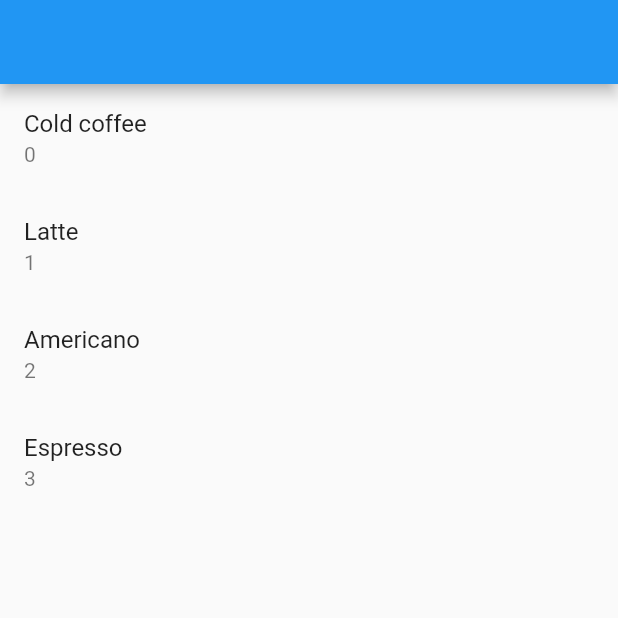
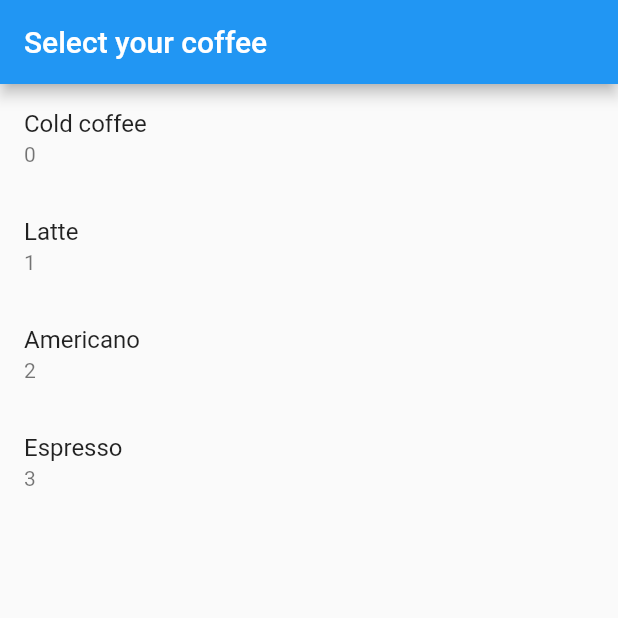
Before and after one commit to SharpDevSa/demo-flutter-app1, a Flutter app: the screen it shows after launch, on a phone screen of 412 x 824 dp, the top half of it. Run offline on Flutter 3.47's test engine with Material 2 defaults, Android fonts, the phone set to English and light mode, and no system bars.

Commit message:
read/write
test provider

```diff
--- a/lib/app/coffe_list/coffe_list_page.dart
+++ b/lib/app/coffe_list/coffe_list_page.dart
@@ -20,17 +20,25 @@ class CoffeeListPage extends StatelessWidget {
     var router = Provider.of<CoffeeRouterNotifier>(context);
     // TODO: implement build
     return Scaffold(
-      appBar: AppBar(),
-      body: ListView(
+      appBar: AppBar(
+        title: Text(
+          context.watch<CoffeeRouterNotifier>().coffeeRoute.id ?? 'Select your coffee',
+        ),
+      ),
+      body:
+          ListView(
             children: [
               for (var coffee in coffeeList)
                 ListTile(
                     title: Text(coffee.name),
                     subtitle: Text(coffee.id),
-              onTap: () => router.coffeeRoute = CoffeeRoutes.details(coffee.id)
+                    onTap: () => {
+                      context.read<CoffeeRouterNotifier>().coffeeRoute = CoffeeRoutes.details(coffee.id)
+                    }
                 )
             ],
           ),
+
     );
   }
 }
```
Lines whose indentation alone changed are shown as unchanged.
